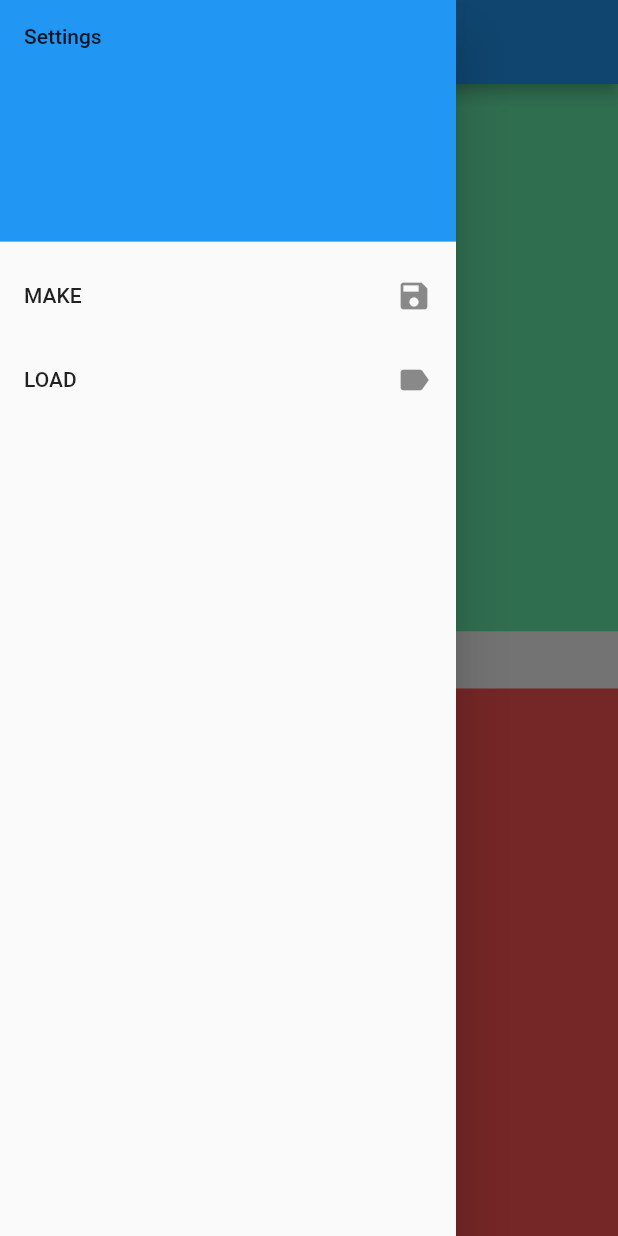
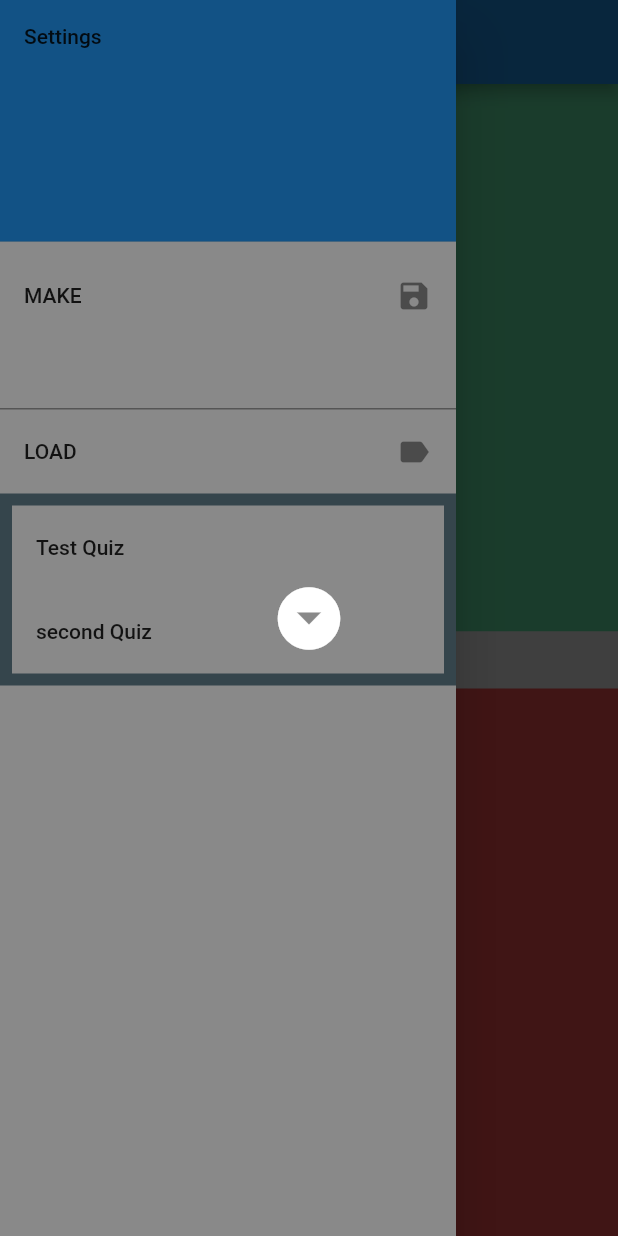
Before and after one commit to brilliant-ember/Quiz_App, a Flutter app: the QuizPage screen opened directly, in the side drawer, after a tap on "MAKE", on a phone screen of 412 x 824 dp. Run offline on Flutter 3.47's test engine with Material 2 defaults, Android fonts, the phone set to English and light mode, and no system bars; our stand-ins replace firebase_core, firebase_database; accounts and stored records are empty.

```diff
--- a/lib/pages/quizPage.dart
+++ b/lib/pages/quizPage.dart
@@ -15,7 +15,15 @@ List<Quiz> allQuizzes= [Quiz([
   Question("AI is a programming techinque", true),
   Question  ("AI has been around for more than a decade", true),
   Question("AI has a lot of applications", true)
-], "Test Quiz")];
+], "Test Quiz"),
+Quiz([
+  Question ("Hey?", false),
+  Question("Ho", false),
+  Question("Let's", true),
+  Question  ("go", true),
+  Question("salut", true)
+], "second Quiz") ];
+Quiz quiz = allQuizzes[0];
 
 ///////Here is the data base schinanigens
 // final FirebaseApp app = FirebaseApp(
@@ -41,6 +49,9 @@ class QuizPage extends StatefulWidget {
 
 // the state class
 class QuizPageState extends State<QuizPage> {
+
+TextEditingController text = TextEditingController();
+
   //List<Quiz> allQuizzes;
   Question currentQ;
   String qText;
@@ -53,12 +64,10 @@ class QuizPageState extends State<QuizPage> {
   //   new Question("Is my name Mo?", true)
   // ]);
 
-  Quiz quiz = allQuizzes[0];
-
-
   @override
   void initState(){
     super.initState();
+    print("This is the initState");
     currentQ = quiz.nextQuestion;
     qText = currentQ.question;
     qNum = quiz.numberOfQuestions;
@@ -108,12 +117,36 @@ class QuizPageState extends State<QuizPage> {
           ListTile(
             title: Text("MAKE"),
             trailing: Icon(Icons.save),
-            onTap: makeButton,
+            onTap: () => makeButton(context)
           ),
+            TextField(
+              onChanged: (x){text.text = x;},
+            ),
           ListTile(
             title: Text("LOAD"),
             trailing: Icon(Icons.label),
             onTap: loadButton,
+          ),
+          Container(
+            decoration: BoxDecoration(
+             // color:  Colors.amberAccent,
+              border: Border.all(color: Colors.blueGrey, width: 8.0),
+
+            ),
+
+            child: ListView.builder(
+            shrinkWrap: true,
+            itemCount: allQuizzes.length,
+            itemBuilder: (context, index){
+              return ListTile(
+                title: Text(allQuizzes[index].quizTitle),
+                onTap: (){
+                  print(index.toString());
+
+                 this.setState((){quiz = allQuizzes[index];});
+                },);
+            },
+          )
           )
         ],
       ),
@@ -132,7 +165,29 @@ class QuizPageState extends State<QuizPage> {
 
 }
 
-void makeButton(){print("object");}
+void makeButton(BuildContext context){
+  print("Make Function");
+  Navigator.of(context).push(PageRouteBuilder(
+                opaque: false,
+                pageBuilder: (BuildContext context,_,__){
+                  return new Material(
+                    color: Colors.black45,
+                    child: Container(
+                      child: InkWell(
+                        onTap: () => Navigator.pop(context),
+                      child:Hero(
+                        child: Icon(Icons.arrow_drop_down_circle,size: 50.0,color: Colors.white),
+                        tag: "makeHero",
+                      ),
+                      ),
+                    ),
+                  );
+
+                }
+              )
+              );
+
+}
 void loadButton(){print("load");}
 
 //this item will be passed to the Database
```
